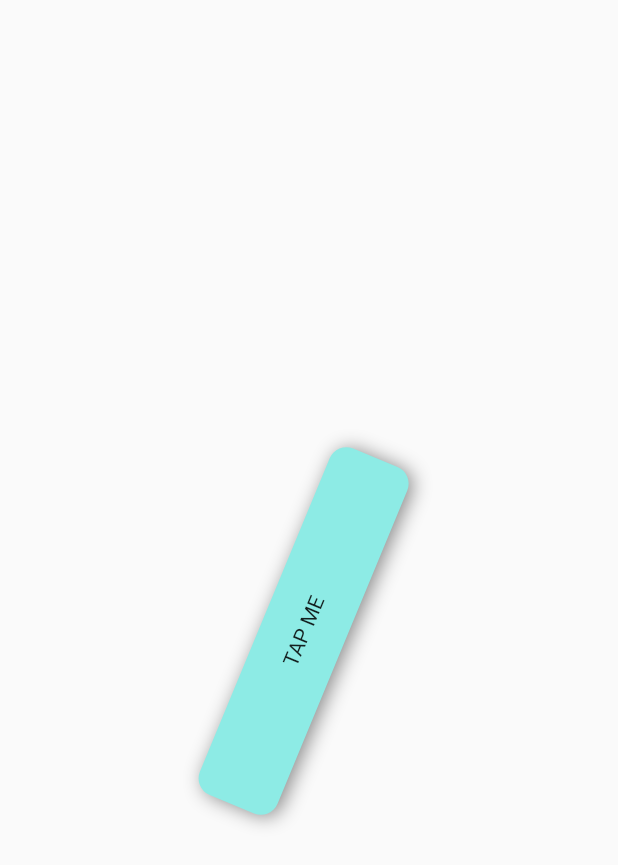
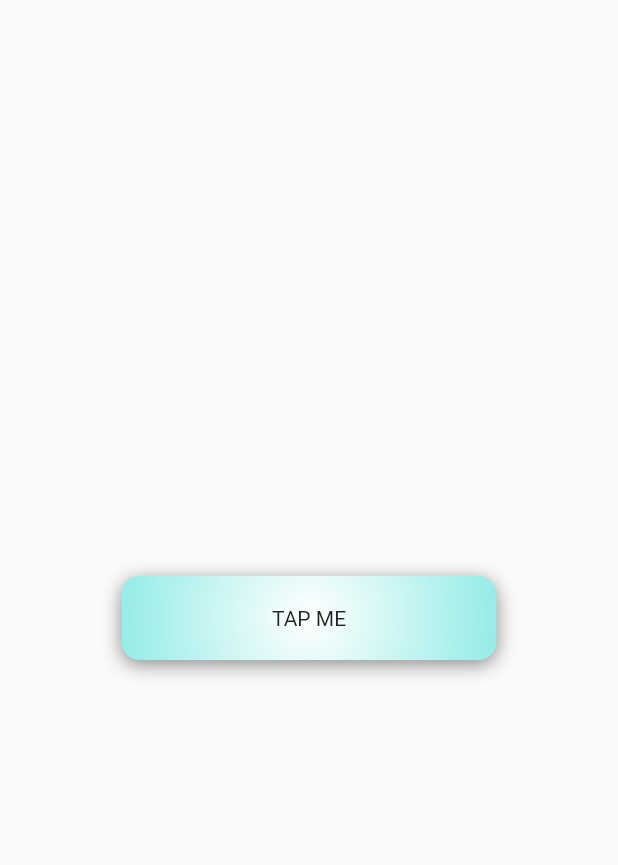
Before and after one commit to artem-zaitsev/pick_office, a Flutter app: the screen it shows after launch, after a tap on "Buttons", on a phone screen of 412 x 824 dp. Shown: the top 865 px of the screen. Run offline on Flutter 3.47's test engine with Material 2 defaults, Android fonts, the phone set to English and light mode, and no system bars; our stand-ins replace auto_route, flutter_svg, freezed_annotation, hive, hive_flutter; accounts and stored records are empty; generated files the repository leaves out were written again.

Commit message:
animation from 2nd stream

```diff
--- a/lib/src/features/animations/ui/button/button_screen.dart
+++ b/lib/src/features/animations/ui/button/button_screen.dart
@@ -25,53 +25,86 @@ class _Button extends StatefulWidget {
 }
 
 class _ButtonState extends State<_Button>
-    with SingleTickerProviderStateMixin<_Button> {
+    with TickerProviderStateMixin<_Button> {
   late final AnimationController _controller;
 
-  late final Animation<Offset> _offset;
-  late final Animation<double> _rotation;
+  late final AnimationController _scaleController;
+
+  late final Animation<double> _radius;
+  late final Animation<double> _scaleOut;
+  late final Animation<double> _scaleIn;
+
+  bool _isLoading = false;
 
   @override
   void initState() {
     super.initState();
     _controller = AnimationController(
-      value: 0.5,
       vsync: this,
       duration: Duration(
-        milliseconds: 800,
+        milliseconds: 400,
       ),
-    )..repeat(reverse: true);
+    )..repeat();
 
-    _offset = Tween<Offset>(
-      begin: const Offset(-10, 0),
-      end: const Offset(10, 0),
-    ).animate(
-      CurvedAnimation(parent: _controller, curve: Curves.easeInOut),
+    _scaleController = AnimationController(
+      vsync: this,
+      duration: Duration(
+        milliseconds: 600,
+      ),
     );
 
-    _rotation = Tween<double>(begin: -pi / 2, end: pi / 2).animate(_controller);
+    _radius = Tween<double>(begin: 0, end: 3).animate(_controller);
+
+    _scaleOut = Tween<double>(begin: 1, end: 0).animate(
+      CurvedAnimation(
+        parent: _scaleController,
+        curve: Interval(
+          0,
+          0.5,
+        ),
+      ),
+    );
+
+    _scaleIn = Tween<double>(begin: 0, end: 1).animate(
+      CurvedAnimation(
+        parent: _scaleController,
+        curve: Interval(
+          0.5,
+          1,
+        ),
+      ),
+    );
   }
 
   @override
   void dispose() {
     _controller.dispose();
+    _scaleController.dispose();
     super.dispose();
   }
 
   @override
   Widget build(BuildContext context) {
-    return AnimatedBuilder(
+    return Stack(
+      children: [
+        Center(
+          child: ScaleTransition(
+            scale: _scaleIn,
+            child: Center(
+              child: GestureDetector(
+                onTap: _handleTap,
+                child: _Loader(),
+              ),
+            ),
+          ),
+        ),
+        Center(
+          child: ScaleTransition(
+            scale: _scaleOut,
+            child: AnimatedBuilder(
               animation: _controller,
               builder: (ctx, child) {
-        return Transform.rotate(
-          angle: _rotation.value,
-          child: Transform.translate(
-            offset: _offset.value,
-            child: child,
-          ),
-        );
-      },
-      child: Container(
+                return Container(
                   decoration: const BoxDecoration(
                     borderRadius: BorderRadius.all(Radius.circular(12)),
                     color: Color(0xFF8DEBE5),
@@ -86,14 +119,65 @@ class _ButtonState extends State<_Button>
                   clipBehavior: Clip.hardEdge,
                   width: 250,
                   height: 56,
+                  child: Container(
+                    decoration: BoxDecoration(
+                      gradient: RadialGradient(
+                        colors: [
+                          Colors.white,
+                          Colors.white.withOpacity(0.07),
+                        ],
+                        radius: _radius.value,
+                      ),
+                    ),
                     child: Material(
                       type: MaterialType.transparency,
                       child: InkWell(
-            onTap: () {},
+                        onTap: _handleTap,
                         child: const Center(child: Text('TAP ME')),
                       ),
                     ),
                   ),
                 );
+              },
+            ),
+          ),
+        ),
+      ],
+    );
+  }
+
+  void _handleTap() {
+    if (_isLoading) {
+      _scaleController.reverse();
+    } else {
+      _scaleController.forward();
+    }
+
+    setState(() {
+      _isLoading = !_isLoading;
+    });
   }
 }
+
+class _Loader extends StatelessWidget {
+  const _Loader({
+    Key? key,
+  }) : super(key: key);
+
+  @override
+  Widget build(BuildContext context) {
+    return Container(
+      width: 49,
+      height: 49,
+      decoration: const BoxDecoration(
+        shape: BoxShape.circle,
+        color: Color(0xFFFE3D3D),
+      ),
+      clipBehavior: Clip.hardEdge,
+      padding: const EdgeInsets.all(11),
+      child: CircularProgressIndicator(
+        color: Colors.white,
+      ),
+    );
+  }
+}
```
Lines whose indentation alone changed are shown as unchanged.
